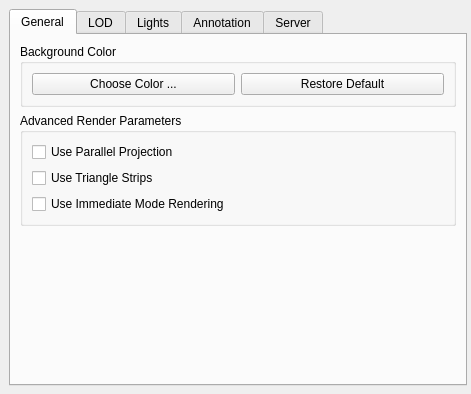
Before: the Qt Designer form Qt/Components/Resources/UI/pq3DViewPropertiesWidget.ui in wildmichael/ParaView3-enhancements-old, drawn with Qt 5.
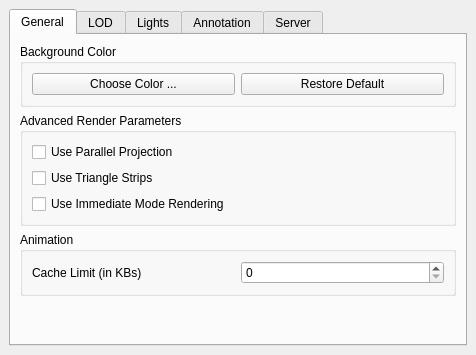
After: the same form once the commit is applied. Custom widgets are drawn as their Qt base class.

Commit message:
ENH: Fixes BUG #4153. Added mechanism to keep track of memory used by update suppressor caches. Every render module has a cache limit, when the cache size goes beyond that limit, the cache is not longer maintained for any new frames generated. However all previous generated cache is kept and used for playing.
Limit can be chaged from View|Settings dialog.

```diff
--- a/Qt/Components/Resources/UI/pq3DViewPropertiesWidget.ui
+++ b/Qt/Components/Resources/UI/pq3DViewPropertiesWidget.ui
@@ -5,22 +5,22 @@
    <rect>
     <x>0</x>
     <y>0</y>
-    <width>471</width>
-    <height>394</height>
+    <width>476</width>
+    <height>355</height>
    </rect>
   </property>
   <property name="windowTitle" >
    <string>3D View Properties Dialog</string>
   </property>
+  <layout class="QVBoxLayout" >
+   <property name="margin" >
+    <number>9</number>
+   </property>
+   <property name="spacing" >
+    <number>6</number>
+   </property>
+   <item>
   <widget class="QTabWidget" name="tabWidget" >
-   <property name="geometry" >
-    <rect>
-     <x>9</x>
-     <y>9</y>
-     <width>458</width>
-     <height>377</height>
-    </rect>
-   </property>
    <property name="currentIndex" >
     <number>0</number>
    </property>
@@ -28,27 +28,14 @@
     <attribute name="title" >
      <string>General</string>
     </attribute>
-    <layout class="QGridLayout" >
+      <layout class="QVBoxLayout" >
      <property name="margin" >
       <number>9</number>
      </property>
      <property name="spacing" >
       <number>6</number>
      </property>
-     <item row="2" column="0" >
-      <spacer>
-       <property name="orientation" >
-        <enum>Qt::Vertical</enum>
-       </property>
-       <property name="sizeHint" >
-        <size>
-         <width>20</width>
-         <height>40</height>
-        </size>
-       </property>
-      </spacer>
-     </item>
-     <item row="0" column="0" >
+       <item>
       <widget class="QGroupBox" name="groupBox" >
        <property name="title" >
         <string>Background Color</string>
@@ -80,7 +67,7 @@
        </layout>
       </widget>
      </item>
-     <item row="1" column="0" >
+       <item>
       <widget class="QGroupBox" name="groupBox_2" >
        <property name="title" >
         <string>Advanced Render Parameters</string>
@@ -137,6 +124,57 @@
        </layout>
       </widget>
      </item>
+       <item>
+        <widget class="QGroupBox" name="groupBox_4" >
+         <property name="title" >
+          <string>Animation</string>
+         </property>
+         <layout class="QGridLayout" >
+          <property name="margin" >
+           <number>9</number>
+          </property>
+          <property name="spacing" >
+           <number>6</number>
+          </property>
+          <item row="0" column="1" >
+           <widget class="QSpinBox" name="cacheLimit" >
+            <property name="toolTip" >
+             <string>&lt;html>&lt;head>&lt;meta name="qrichtext" content="1" />&lt;/head>&lt;body style=" white-space: pre-wrap; font-family:Sans Serif; font-size:9pt; font-weight:400; font-style:normal; text-decoration:none;">&lt;p style=" margin-top:0px; margin-bottom:0px; margin-left:0px; margin-right:0px; -qt-block-indent:0; text-indent:0px;">Set the cache limit (in KBs) per process. If while playing animations, the cache size goes beyond this threshold, caching will automatically be disabled.&lt;/p>&lt;/body>&lt;/html></string>
+            </property>
+            <property name="statusTip" >
+             <string>&lt;html>&lt;head>&lt;meta name="qrichtext" content="1" />&lt;/head>&lt;body style=" white-space: pre-wrap; font-family:Sans Serif; font-size:9pt; font-weight:400; font-style:normal; text-decoration:none;">&lt;p style=" margin-top:0px; margin-bottom:0px; margin-left:0px; margin-right:0px; -qt-block-indent:0; text-indent:0px;">Set the cache limit (in KBs) per process. If while playing animations, the cache size goes beyond this threshold, caching will automatically be disabled.&lt;/p>&lt;/body>&lt;/html></string>
+            </property>
+            <property name="whatsThis" >
+             <string>&lt;html>&lt;head>&lt;meta name="qrichtext" content="1" />&lt;/head>&lt;body style=" white-space: pre-wrap; font-family:Sans Serif; font-size:9pt; font-weight:400; font-style:normal; text-decoration:none;">&lt;p style=" margin-top:0px; margin-bottom:0px; margin-left:0px; margin-right:0px; -qt-block-indent:0; text-indent:0px;">Set the cache limit (in KBs) per process. If while playing animations, the cache size goes beyond this threshold, caching will automatically be disabled.&lt;/p>&lt;/body>&lt;/html></string>
+            </property>
+            <property name="maximum" >
+             <number>999999999</number>
+            </property>
+           </widget>
+          </item>
+          <item row="0" column="0" >
+           <widget class="QLabel" name="label_4" >
+            <property name="text" >
+             <string>Cache Limit (in KBs)</string>
+            </property>
+           </widget>
+          </item>
+         </layout>
+        </widget>
+       </item>
+       <item>
+        <spacer>
+         <property name="orientation" >
+          <enum>Qt::Vertical</enum>
+         </property>
+         <property name="sizeHint" >
+          <size>
+           <width>20</width>
+           <height>40</height>
+          </size>
+         </property>
+        </spacer>
+       </item>
     </layout>
    </widget>
    <widget class="QWidget" name="tab_2" >
@@ -1599,6 +1637,8 @@
     </layout>
    </widget>
   </widget>
+   </item>
+  </layout>
  </widget>
  <customwidgets>
   <customwidget>
```
Lines whose indentation alone changed are shown as unchanged. The commit also changes 15 other files.
